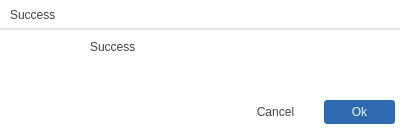
Before: the Qt Designer form ui/message_box.ui in takundafarakeza/Timetable_Generator, drawn with Qt 5.
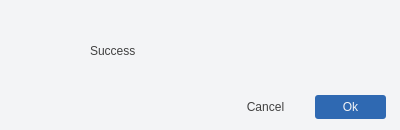
After: the same form once the commit is applied. Icons and pictures are not drawn.

```diff
--- a/ui/message_box.ui
+++ b/ui/message_box.ui
@@ -24,8 +24,8 @@
 	background: #DBEAFE;
 }
 
-QFrame#toolbar{
-	border-bottom: 2px solid #E3E4E6;
+QWidget#container{
+	background: #F3F4F6;
 }</string>
   </property>
   <layout class="QVBoxLayout" name="verticalLayout">
@@ -62,41 +62,6 @@
       <property name="bottomMargin">
        <number>0</number>
       </property>
-      <item>
-       <widget class="QFrame" name="toolbar">
-        <property name="minimumSize">
-         <size>
-          <width>0</width>
-          <height>30</height>
-         </size>
-        </property>
-        <property name="maximumSize">
-         <size>
-          <width>16777215</width>
-          <height>30</height>
-         </size>
-        </property>
-        <property name="frameShape">
-         <enum>QFrame::Shape::StyledPanel</enum>
-        </property>
-        <property name="frameShadow">
-         <enum>QFrame::Shadow::Raised</enum>
-        </property>
-        <widget class="QLabel" name="title">
-         <property name="geometry">
-          <rect>
-           <x>10</x>
-           <y>0</y>
-           <width>391</width>
-           <height>30</height>
-          </rect>
-         </property>
-         <property name="text">
-          <string>Success</string>
-         </property>
-        </widget>
-       </widget>
-      </item>
       <item>
        <widget class="QFrame" name="frame">
         <property name="frameShape">
@@ -109,7 +74,7 @@
          <property name="geometry">
           <rect>
            <x>20</x>
-           <y>25</y>
+           <y>40</y>
            <width>40</width>
            <height>40</height>
           </rect>
@@ -129,22 +94,31 @@
           <rect>
            <x>90</x>
            <y>10</y>
-           <width>301</width>
-           <height>45</height>
+           <width>300</width>
+           <height>81</height>
           </rect>
          </property>
+         <property name="maximumSize">
+          <size>
+           <width>300</width>
+           <height>16777215</height>
+          </size>
+         </property>
          <property name="text">
           <string>Success</string>
          </property>
          <property name="alignment">
-          <set>Qt::AlignmentFlag::AlignLeading|Qt::AlignmentFlag::AlignLeft|Qt::AlignmentFlag::AlignTop</set>
+          <set>Qt::AlignmentFlag::AlignLeading|Qt::AlignmentFlag::AlignLeft|Qt::AlignmentFlag::AlignVCenter</set>
+         </property>
+         <property name="wordWrap">
+          <bool>true</bool>
          </property>
         </widget>
         <widget class="QPushButton" name="ok_btn">
          <property name="geometry">
           <rect>
-           <x>324</x>
-           <y>70</y>
+           <x>315</x>
+           <y>95</y>
            <width>71</width>
            <height>24</height>
           </rect>
@@ -162,8 +136,8 @@
         <widget class="QPushButton" name="cancel_btn">
          <property name="geometry">
           <rect>
-           <x>240</x>
-           <y>70</y>
+           <x>230</x>
+           <y>95</y>
            <width>71</width>
            <height>24</height>
           </rect>
```
